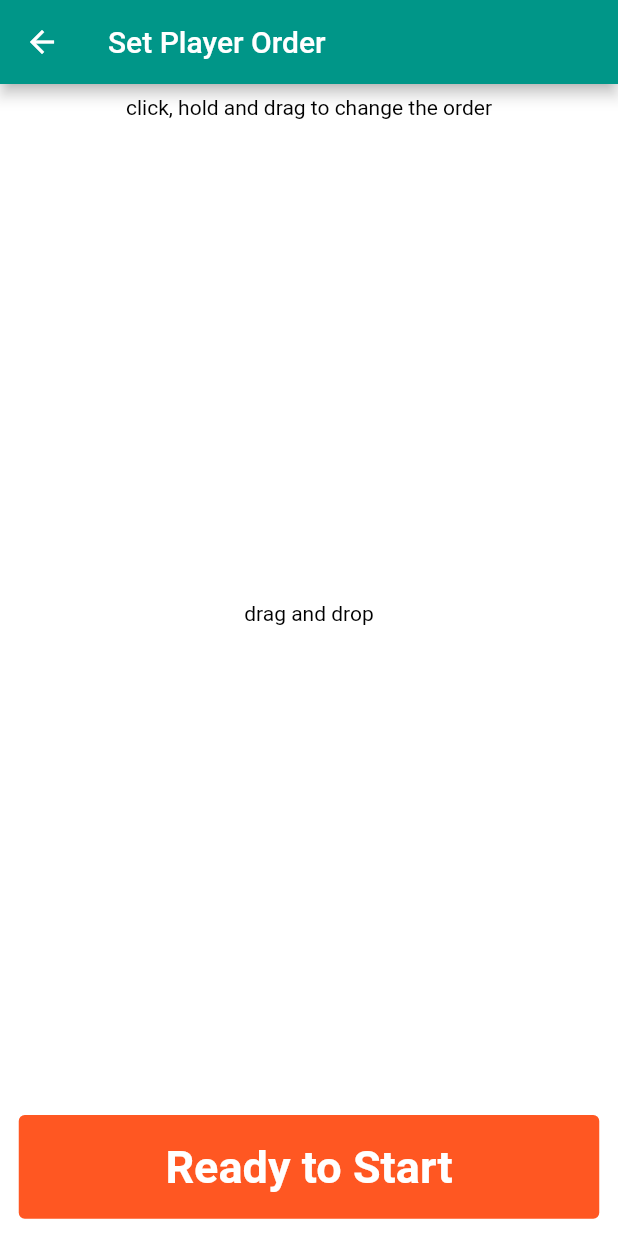
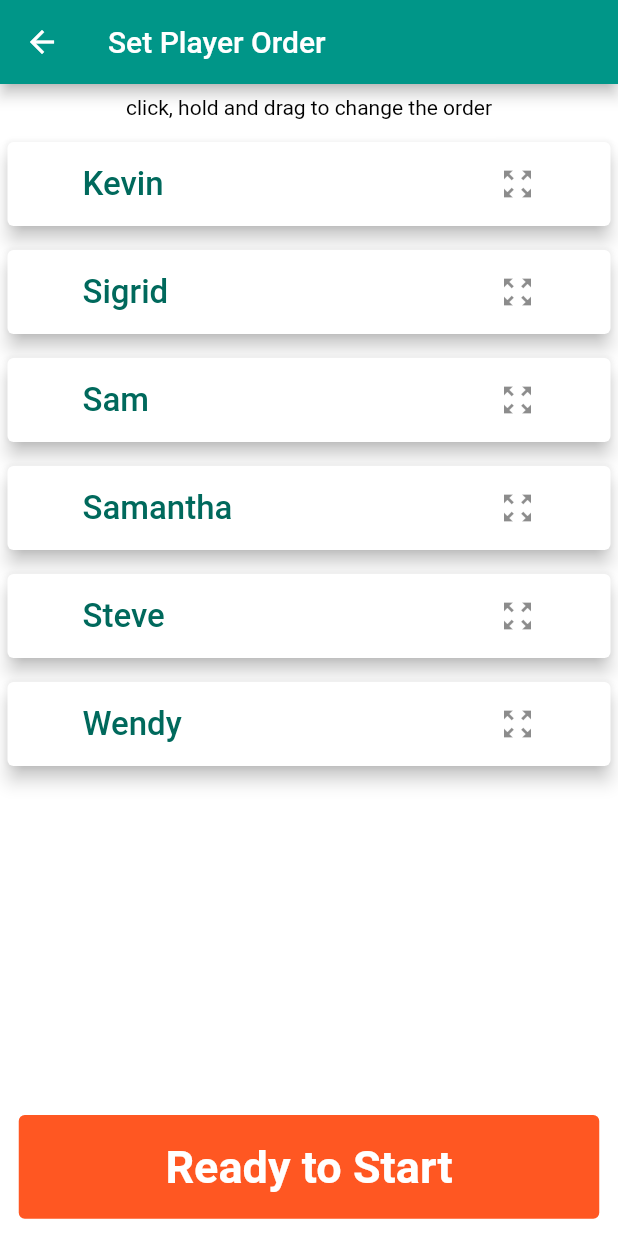
Before and after one commit to Kgresmer/farkle_scoreboard, a Flutter app: the SetPlayerOrderScreen screen opened by its route, on a phone screen of 412 x 824 dp. Run offline on Flutter 3.47's test engine with Material 2 defaults, Android fonts, the phone set to English and light mode, and no system bars.

Commit message:
Set roster order with drag and drop

```diff
--- a/lib/screens/set_player_order_screen.dart
+++ b/lib/screens/set_player_order_screen.dart
@@ -1,11 +1,15 @@
 import './scoreboard_screen.dart';
-
 import '../models/Player.dart';
 import 'package:flutter/material.dart';
 
-class SetPlayerOrderScreen extends StatelessWidget {
+class SetPlayerOrderScreen extends StatefulWidget {
   static const routeName = '/set-player-order';
 
+  @override
+  _SetPlayerOrderScreenState createState() => _SetPlayerOrderScreenState();
+}
+
+class _SetPlayerOrderScreenState extends State<SetPlayerOrderScreen> {
   final List<Player> _roster = [
     Player(name: 'Kevin', color: 1, wins: 5, losses: 1, bestScore: 10200),
     Player(name: 'Sigrid', color: 2, wins: 1, losses: 5, bestScore: 9900),
@@ -34,15 +38,37 @@ class SetPlayerOrderScreen extends StatelessWidget {
                 height: constraints.maxHeight * .04,
                 child: Center(
                   child: Text('click, hold and drag to change the order',
-                      style: Theme
-                          .of(context)
-                          .textTheme
-                          .bodyText2),)
-            ),
+                      style: Theme.of(context).textTheme.bodyText2),
+                )),
             Container(
-              height: constraints.maxHeight * .84,
-              child: Center(child: Text('drag and drop'))
-            ),
+                height: constraints.maxHeight * .84,
+                child: ReorderableListView(
+                  children: List.generate(_roster.length, (index) {
+                    return Card(
+                        key: UniqueKey(),
+                        elevation: 5,
+                        margin: const EdgeInsets.symmetric(
+                          vertical: 8,
+                          horizontal: 5,
+                        ),
+                        child: ListTile(contentPadding: EdgeInsets.symmetric(horizontal: 50),
+                            title: Text(_roster[index].name,
+                                style: Theme
+                                    .of(context)
+                                    .textTheme
+                                    .headline6),
+                            trailing: Icon(Icons.zoom_out_map)));
+                  }),
+                  onReorder: (int oldIndex, int newIndex) {
+                    setState(() {
+                      if (newIndex > oldIndex) {
+                        newIndex -= 1;
+                      }
+                      final Player newPlayer = _roster.removeAt(oldIndex);
+                      _roster.insert(newIndex, newPlayer);
+                    });
+                  },
+                )),
             Container(
               height: constraints.maxHeight * .12,
               width: double.infinity,
```
